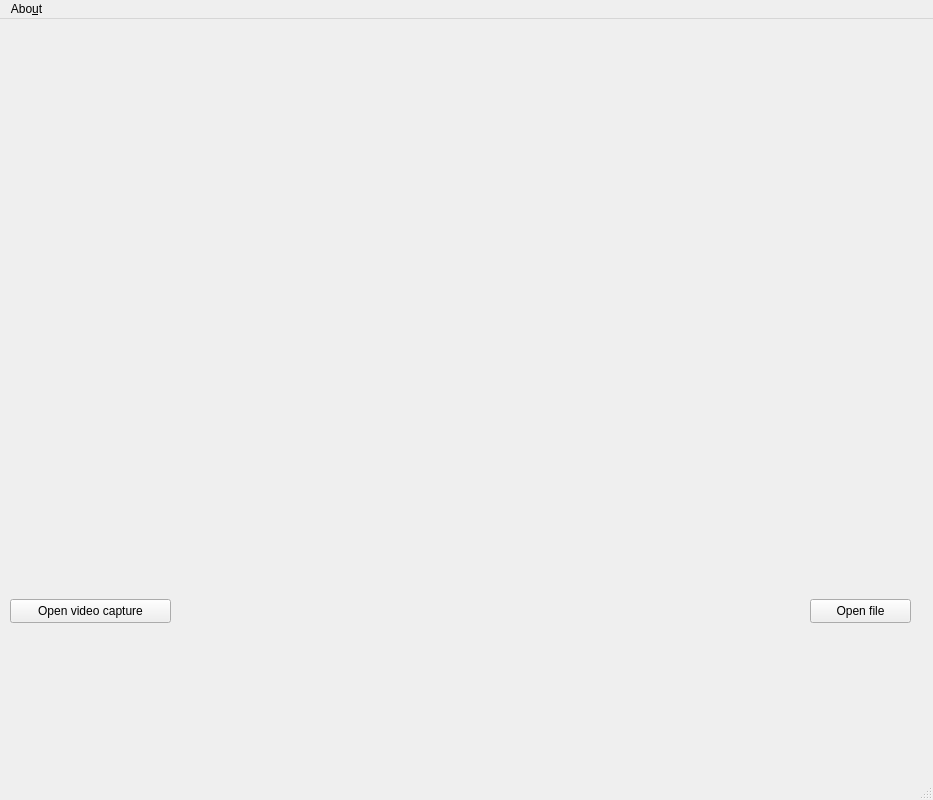
This is data/qt/MainWindow.ui in gstiebler/vision_workbench as Qt 5 draws it before an edit. The edited form follows.
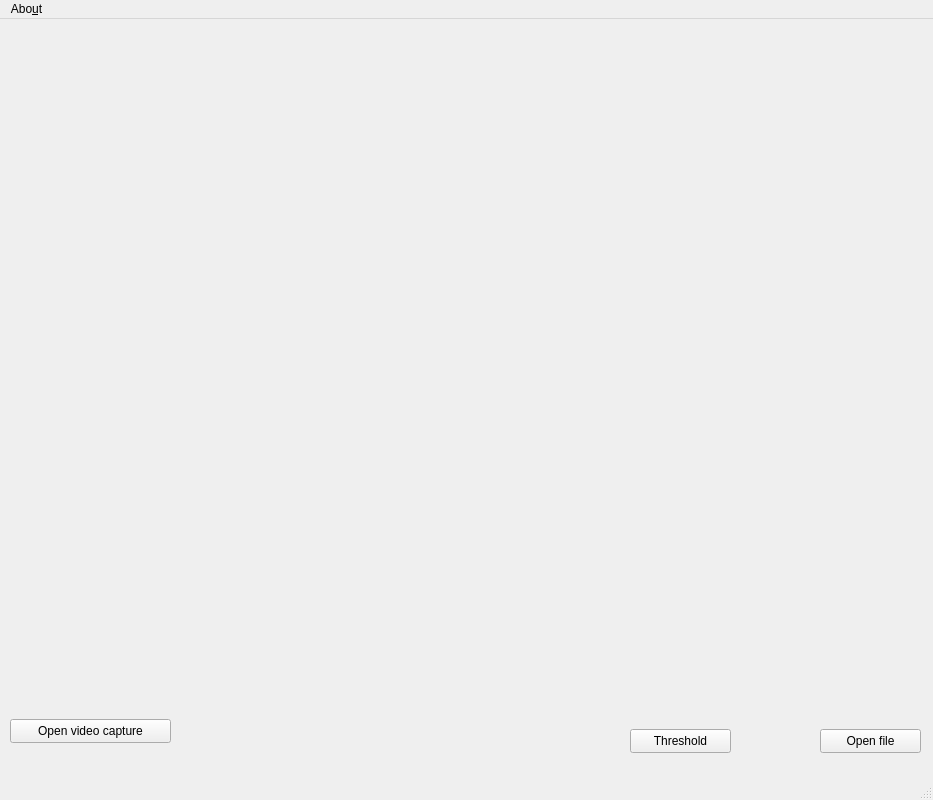
This is the edited form.

Commit message: Showing Threshold window

What changed in the file:
```diff
--- a/data/qt/MainWindow.ui
+++ b/data/qt/MainWindow.ui
@@ -17,8 +17,8 @@
    <widget class="QPushButton" name="buttonExecute">
     <property name="geometry">
      <rect>
-      <x>810</x>
-      <y>580</y>
+      <x>820</x>
+      <y>710</y>
       <width>101</width>
       <height>24</height>
      </rect>
@@ -44,7 +44,7 @@
     <property name="geometry">
      <rect>
       <x>10</x>
-      <y>580</y>
+      <y>700</y>
       <width>161</width>
       <height>24</height>
      </rect>
@@ -53,6 +53,19 @@
      <string>Open video capture</string>
     </property>
    </widget>
+   <widget class="QPushButton" name="thresholdButton">
+    <property name="geometry">
+     <rect>
+      <x>630</x>
+      <y>710</y>
+      <width>101</width>
+      <height>24</height>
+     </rect>
+    </property>
+    <property name="text">
+     <string>Threshold</string>
+    </property>
+   </widget>
   </widget>
   <widget class="QMenuBar" name="menubar">
    <property name="geometry">
```
The commit also changes 4 other files.
